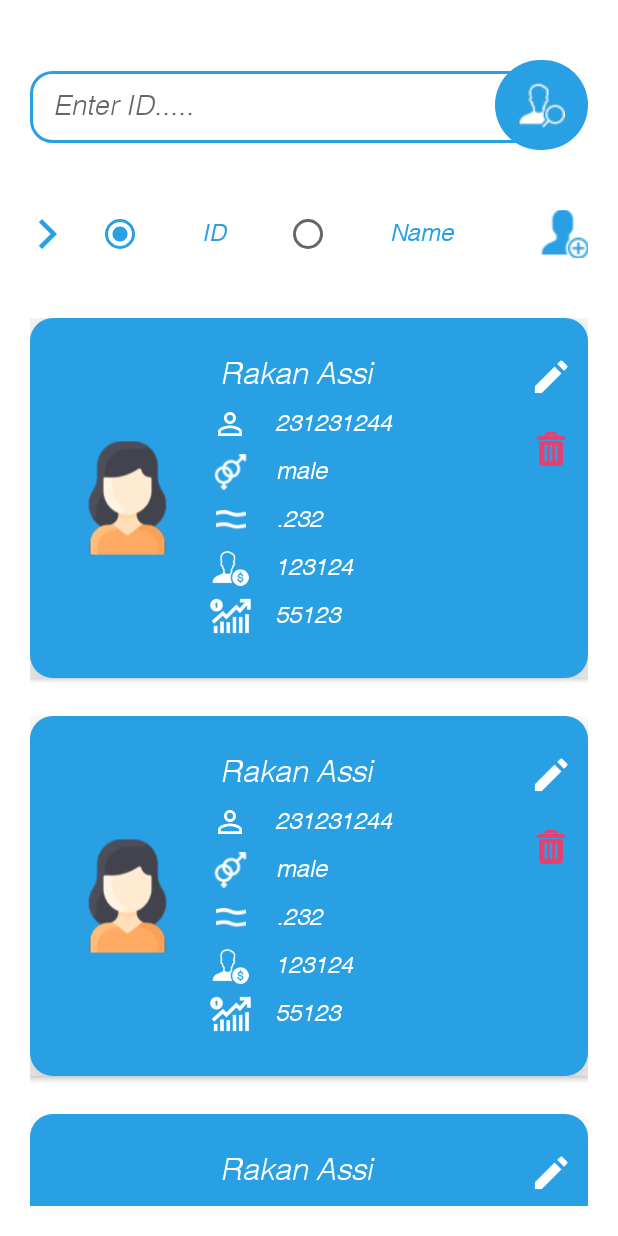
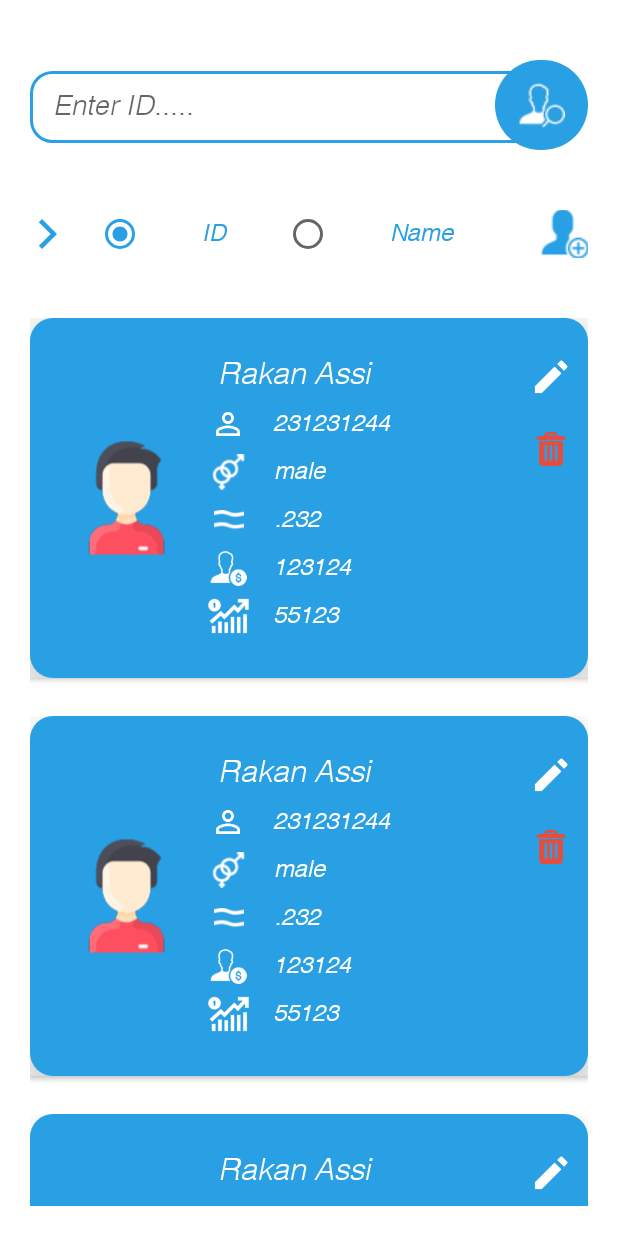
Before and after one commit to akramAssi/employee, an Android app: the screen it shows after launch (MainActivity), on a phone screen of 412 x 824 dp. Run offline under Robolectric (Android 15) with nearby library versions, the phone set to English and light mode, and no system bars.

Commit message:
fix all warning

```diff
--- a/app/src/main/res/layout/row_emp.xml
+++ b/app/src/main/res/layout/row_emp.xml
@@ -1,7 +1,6 @@
 <?xml version="1.0" encoding="utf-8"?>
 <androidx.constraintlayout.widget.ConstraintLayout xmlns:android="http://schemas.android.com/apk/res/android"
     xmlns:app="http://schemas.android.com/apk/res-auto"
-    xmlns:tools="http://schemas.android.com/tools"
     android:layout_width="match_parent"
     android:layout_height="wrap_content">
 
@@ -34,7 +33,8 @@
                 android:layout_weight="0.5"
                 android:paddingStart="25dp"
                 android:paddingEnd="25dp"
-                app:srcCompat="@drawable/woman" />
+                app:srcCompat="@drawable/man"
+                android:contentDescription="@string/description_icon_person" />
 
             <LinearLayout
                 android:layout_width="match_parent"
@@ -48,7 +48,8 @@
                     android:layout_height="wrap_content"
                     android:fontFamily="@font/helvetica_oblique"
                     android:paddingStart="10dp"
-                    android:text="Akram assi"
+                    android:paddingEnd="10dp"
+                    android:text="@string/name_demo"
                     android:textColor="@android:color/white"
                     android:textSize="20sp" />
 
@@ -64,7 +65,8 @@
                         android:layout_width="33dp"
                         android:layout_height="24dp"
                         android:layout_weight="0.005"
-                        app:srcCompat="@drawable/id_24" />
+                        app:srcCompat="@drawable/id_24"
+                        android:contentDescription="@string/id_icon" />
 
                     <TextView
                         android:id="@+id/idText"
@@ -74,7 +76,7 @@
                         android:layout_weight="1"
                         android:fontFamily="@font/helvetica_oblique"
                         android:gravity="start|center_vertical"
-                        android:text="1123213133"
+                        android:text="@string/id_demo"
                         android:textColor="@android:color/white"
                         android:textSize="16sp" />
                 </LinearLayout>
@@ -91,8 +93,9 @@
                         android:layout_width="33dp"
                         android:layout_height="24dp"
                         android:layout_weight="0.005"
-                        android:tint="#FFFFFF"
-                        app:srcCompat="@drawable/gender" />
+                        app:srcCompat="@drawable/gender"
+                        android:contentDescription="@string/icon_gender"
+                        app:tint="#FFFFFF" />
 
                     <TextView
                         android:id="@+id/genderText"
@@ -102,7 +105,7 @@
                         android:layout_weight="1"
                         android:fontFamily="@font/helvetica_oblique"
                         android:gravity="start|center_vertical"
-                        android:text="1123213133"
+                        android:text="@string/gender_demo"
                         android:textColor="@android:color/white"
                         android:textSize="16sp" />
                 </LinearLayout>
@@ -121,7 +124,8 @@
                         android:layout_height="24dp"
                         android:layout_weight="0.005"
                         android:padding="5dp"
-                        app:srcCompat="@drawable/equal" />
+                        app:srcCompat="@drawable/equal"
+                        android:contentDescription="@string/rate_icon" />
 
                     <TextView
                         android:id="@+id/rateText"
@@ -131,7 +135,7 @@
                         android:layout_weight="1"
                         android:fontFamily="@font/helvetica_oblique"
                         android:gravity="start|center_vertical"
-                        android:text="1123213133"
+                        android:text="@string/rate_demo"
                         android:textColor="@android:color/white"
                         android:textSize="16sp" />
                 </LinearLayout>
@@ -149,7 +153,8 @@
                         android:layout_width="33dp"
                         android:layout_height="24dp"
                         android:layout_weight="0.005"
-                        app:srcCompat="@drawable/salary" />
+                        app:srcCompat="@drawable/salary"
+                        android:contentDescription="@string/salary_icon" />
 
                     <TextView
                         android:id="@+id/salaryText"
@@ -159,7 +164,7 @@
                         android:layout_weight="1"
                         android:fontFamily="@font/helvetica_oblique"
                         android:gravity="start|center_vertical"
-                        android:text="1123213133"
+                        android:text="@string/salary_demo"
                         android:textColor="@android:color/white"
                         android:textSize="16sp" />
                 </LinearLayout>
@@ -177,7 +182,8 @@
                         android:layout_width="33dp"
                         android:layout_height="24dp"
                         android:layout_weight="0.005"
-                        app:srcCompat="@drawable/total_sales" />
+                        app:srcCompat="@drawable/total_sales"
+                        android:contentDescription="@string/sales_icon" />
 
                     <TextView
                         android:id="@+id/salesText"
@@ -187,7 +193,7 @@
                         android:layout_weight="1"
                         android:fontFamily="@font/helvetica_oblique"
                         android:gravity="start|center_vertical"
-                        android:text="1123213133"
+                        android:text="@string/sales_demo"
                         android:textColor="@android:color/white"
                         android:textSize="16sp" />
                 </LinearLayout>
@@ -204,13 +210,16 @@
                     android:layout_width="wrap_content"
                     android:layout_height="48dp"
                     android:paddingBottom="20dp"
-                    app:srcCompat="@drawable/edit" />
+                    app:srcCompat="@drawable/edit"
+                    android:contentDescription="@string/edit_icon" />
 
                 <ImageView
                     android:id="@+id/deleteButton"
                     android:layout_width="match_parent"
                     android:layout_height="28dp"
-                    app:srcCompat="@drawable/trash" />
+                    app:srcCompat="@drawable/trash"
+                    android:contentDescription="@string/delete_icon"
+                    app:tint="@color/delete" />
 
             </LinearLayout>
 
```
